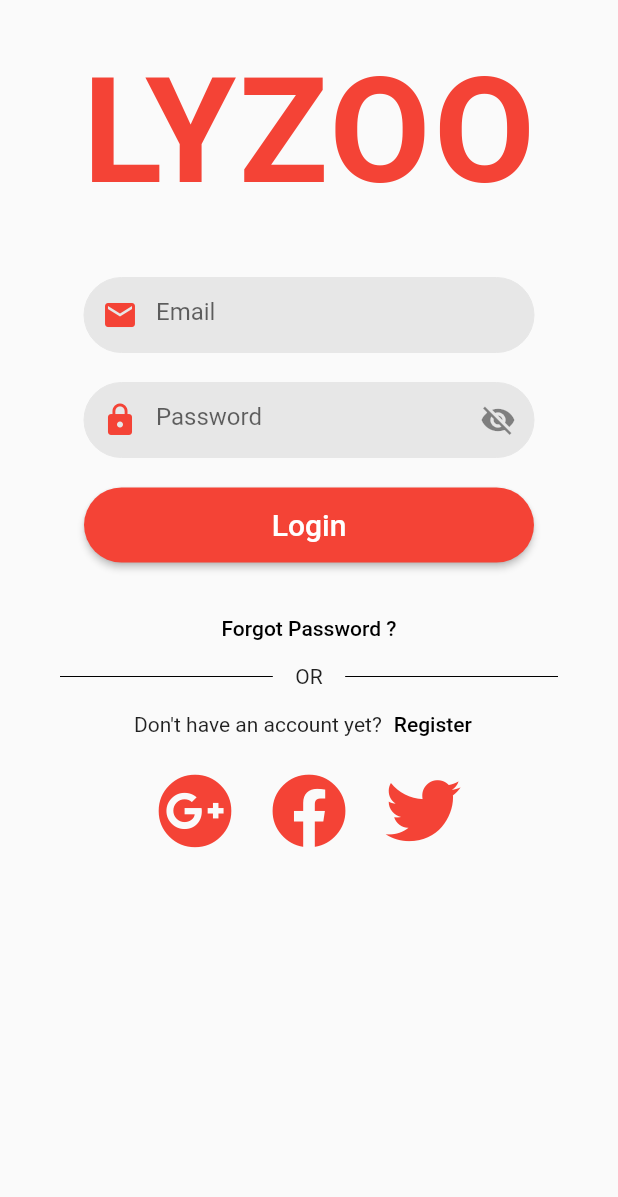
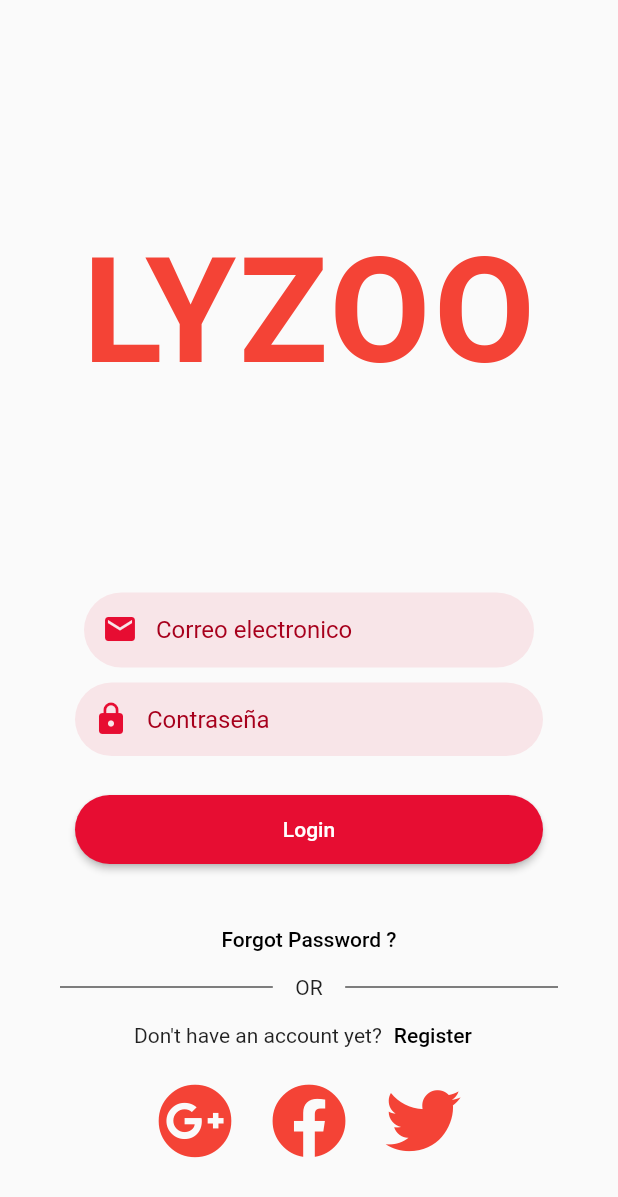
Before and after one commit to shadialmancy/Food-Delivery-Application, a Flutter app: the screen it shows after launch, on a phone screen of 412 x 824 dp. Shown: the top 1197 px of the screen. Run offline on Flutter 3.47's test engine with Material 2 defaults, Android fonts, the phone set to English and light mode, and no system bars; our stand-ins replace font_awesome_flutter, package_info.

Commit message:
indentando el codigo

```diff
--- a/lib/main.dart
+++ b/lib/main.dart
@@ -13,6 +13,7 @@ class MyApp extends StatelessWidget {
   @override
   Widget build(BuildContext context) {
     return MaterialApp(
+      debugShowCheckedModeBanner: false,
       title: Config.data['title'].toString(),
       theme: ThemeInfo.getTheme(),
       routes: RoutesApp().getRoutes(),
--- a/lib/src/pages/Login_page.dart
+++ b/lib/src/pages/Login_page.dart
@@ -1,5 +1,6 @@
 import 'package:flutter/material.dart';
 import 'package:font_awesome_flutter/font_awesome_flutter.dart';
+import 'package:ramayo_client_app/src/utils/my_colors.dart';
 
 class LoginPage extends StatefulWidget {
   @override
@@ -7,6 +8,7 @@ class LoginPage extends StatefulWidget {
 }
 
 class _LoginPageState extends State<LoginPage> {
+
   bool passwordVisible = false;
 
   @override
@@ -14,106 +16,217 @@ class _LoginPageState extends State<LoginPage> {
     return Scaffold(
       body: SingleChildScrollView(
       child: Center(
-        child: Column(
+        child: column(context)
+      ), // This trailing comma makes auto-formatting nicer for build methods.
+    ));
+  }
+
+
+
+  Widget column(BuildContext context){
+    return Column(
           mainAxisAlignment: MainAxisAlignment.center,
           crossAxisAlignment: CrossAxisAlignment.center,
           children: [
-            SizedBox(height: 30),
-            Text("LYZOO", style: TextStyle(fontSize: 98, color: Colors.red, fontWeight: FontWeight.bold, letterSpacing: 2)),
-            SizedBox(height: 40),
-            Container(
+
+            SizedBox(height: 150),
+
+            title(),
+
+            SizedBox(height: 130),
+
+            inputEmail(),
+
+            SizedBox(height: 10),
+
+            inputPassword(),
+
+            SizedBox(height: 20),
+
+
+            bottonLogin(),
+
+
+            SizedBox(height: 20),
+
+
+            forgotPassword(),
+
+            SizedBox(height: 0),
+
+
+            orIcon(),
+
+            register(),
+
+            SizedBox(height: 0),
+
+            socialIcon(),
+          ],
+        );
+  }
+
+  Widget inputEmail(){
+    return Container(
+      margin: EdgeInsets.symmetric(horizontal: 50),
       width: 300,
       height: 50,
+      decoration: BoxDecoration(
+        color: Color.fromRGBO(231, 13, 50, 0.09),
+        borderRadius: BorderRadius.circular(30)
+      ),
       child: TextFormField(
+        keyboardType: TextInputType.emailAddress,
         decoration: InputDecoration(
-                  fillColor: Color(0xFFE7E7E7),
-                  filled: true,
-                  prefixIcon: Icon(Icons.email, color: Colors.red),
-                  enabledBorder: OutlineInputBorder(
-                    borderSide: BorderSide(width: 0, color: Color(0xFFE7E7E7)),
-                    borderRadius: BorderRadius.all(Radius.circular(50)),
+          hintText: 'Correo electronico',
+          border: InputBorder.none,
+          contentPadding: EdgeInsets.all(15),
+          hintStyle: TextStyle(
+            color: Color(0xFFa7001c),
           ),
-                  hintText: "Email",
+          prefixIcon: Icon(
+            Icons.email,
+            color: Color(0xFFE70D32),
           ),
         ),
       ),
-            SizedBox(height: 20),
-            Container(
-              width: 300,
-              height: 50,
+    );
+  }
+
+  Widget inputPassword(){
+    return Container(
+      margin: EdgeInsets.symmetric(horizontal: 50),
+      decoration: BoxDecoration(
+        color: MyColors.primaryOpacityColor,
+        borderRadius: BorderRadius.circular(30)
+      ),
       child: TextFormField(
-                obscureText: passwordVisible,
+       obscureText: true,
+       keyboardType: TextInputType.text,
        decoration: InputDecoration(
-                  fillColor: Color(0xFFE7E7E7),
-                  filled: true,
-                  prefixIcon: Icon(Icons.lock, color: Colors.red),
-                  suffixIcon: IconButton(
-                    icon: Icon(passwordVisible ? Icons.visibility : Icons.visibility_off),
-                    onPressed: () {
-                      setState(() {
-                        passwordVisible = !passwordVisible;
-                      });
-                    },
+        hintText: 'Contraseña',
+        border: InputBorder.none,
+        contentPadding: EdgeInsets.all(15),
+        hintStyle: TextStyle(
+          color: MyColors.primaryColorDark
         ),
-                  enabledBorder: OutlineInputBorder(
-                    borderSide: BorderSide(width: 0, color: Color(0xFFE7E7E7)),
-                    borderRadius: BorderRadius.all(Radius.circular(50)),
-                  ),
-                  hintText: "Password",
+        prefixIcon: Icon(
+          Icons.lock,
+          color: MyColors.primaryColor
+        )
        ),
       ),
+    );
+  }
+
+  Widget bottonLogin(){
+    return Container(
+      width: double.infinity,
+      margin: EdgeInsets.symmetric(horizontal: 50, vertical: 5),
+      child: ElevatedButton(
+       onPressed: (){},
+       child: Text('Login'),
+       style: ElevatedButton.styleFrom(
+         primary: MyColors.primaryColor,
+         shape: RoundedRectangleBorder(
+           borderRadius: BorderRadius.circular(30)
          ),
-            SizedBox(height: 20),
-            Container(
-              width: 300,
-              height: 50,
-              child: RaisedButton(
-                onPressed: () {},
-                color: Colors.red,
-                shape: RoundedRectangleBorder(borderRadius: BorderRadius.all(Radius.circular(50))),
-                child: Text("Login", style: TextStyle(fontSize: 20, color: Colors.white)),
+         padding: EdgeInsets.symmetric(vertical: 15)
        ),
       ),
-            SizedBox(height: 20),
+    );
+  }
+
+  Widget forgotPassword(){
+    return TextButton(
+      onPressed: () {},
+      child: Text('Forgot Password ?', style: TextStyle(color: Colors.black)),
+    );
+  }
+
+  Widget register(){
+    return Row(
+      mainAxisAlignment: MainAxisAlignment.center,
+      children: [
+
+        Text("Don\'t have an account yet?"),
+
         TextButton(
           onPressed: () {},
-              child: Text('Forgot Password ?', style: TextStyle(color: Colors.black)),
+          child: Text(
+            "Register",
+            style: TextStyle(
+              color: Colors.black
+            )
+          )
+        )
+      ],
+    );
+  }
+
+  Widget socialIcon(){
+    return Row(
+      mainAxisAlignment: MainAxisAlignment.center,
+      children: [
+
+        IconButton(
+          onPressed: () {},
+          icon: Icon(FontAwesomeIcons.googlePlus), color: Colors.red, iconSize: 50
         ),
-            SizedBox(height: 0),
-            Container(
+
+        SizedBox(width: 10),
+
+        IconButton(
+          onPressed: () {},
+          icon: Icon(FontAwesomeIcons.facebook), color: Colors.red, iconSize: 50
+        ),
+
+        SizedBox(width: 10),
+
+        IconButton(
+          onPressed: () {},
+          icon: Icon(FontAwesomeIcons.twitter), color: Colors.red, iconSize: 50
+        )
+      ],
+    );
+  }
+
+  Widget title(){
+    return Text(
+      "LYZOO",
+      style: TextStyle(
+        fontSize: 98,
+        color: Colors.red,
+        fontWeight: FontWeight.bold,
+        letterSpacing: 2
+      )
+    );
+  }
+
+  Widget orIcon(){
+    return Container(
       child: Row(
        children: [
+
         Expanded(
          child: Container(
-                          margin: const EdgeInsets.only(left: 10.0, right: 15.0), child: Divider(indent: 30, color: Colors.black, height: 0))),
+          margin: const EdgeInsets.only(left: 10.0, right: 15.0), child: Divider(indent: 30, color: Colors.black, height: 0)
+         )
+        ),
+
         Text("OR"),
+
         Expanded(
          child: Container(
-                          margin: const EdgeInsets.only(left: 15.0, right: 10.0), child: Divider(color: Colors.black, height: 0, endIndent: 30))),
+          margin: const EdgeInsets.only(left: 15.0, right: 10.0), child: Divider(color: Colors.black, height: 0, endIndent: 30)
+         )
+        ),
        ],
       ),
-            ),
-            Row(
-              mainAxisAlignment: MainAxisAlignment.center,
-              children: [
-                Text("Don\'t have an account yet?"),
-                TextButton(onPressed: () {}, child: Text("Register", style: TextStyle(color: Colors.black)))
-              ],
-            ),
-            SizedBox(height: 0),
-            Row(
-              mainAxisAlignment: MainAxisAlignment.center,
-              children: [
-                IconButton(onPressed: () {}, icon: Icon(FontAwesomeIcons.googlePlus), color: Colors.red, iconSize: 50),
-                SizedBox(width: 10),
-                IconButton(onPressed: () {}, icon: Icon(FontAwesomeIcons.facebook), color: Colors.red, iconSize: 50),
-                SizedBox(width: 10),
-                IconButton(onPressed: () {}, icon: Icon(FontAwesomeIcons.twitter), color: Colors.red, iconSize: 50)
-              ],
-            )
-          ],
-        ),
-      ), // This trailing comma makes auto-formatting nicer for build methods.
-    ));
+    );
   }
+
+
+
+
 }
--- /dev/null
+++ b/lib/src/utils/my_colors.dart
@@ -0,0 +1,10 @@
+import 'package:flutter/material.dart';
+
+
+class MyColors{
+
+   static Color primaryColor = Color(0xFFE70D32);
+   static Color primaryOpacityColor = Color.fromRGBO(231, 13, 50, 0.09);
+   static Color primaryColorDark = Color(0xFFa7001c);
+
+}
```
Lines whose indentation alone changed are shown as unchanged.
